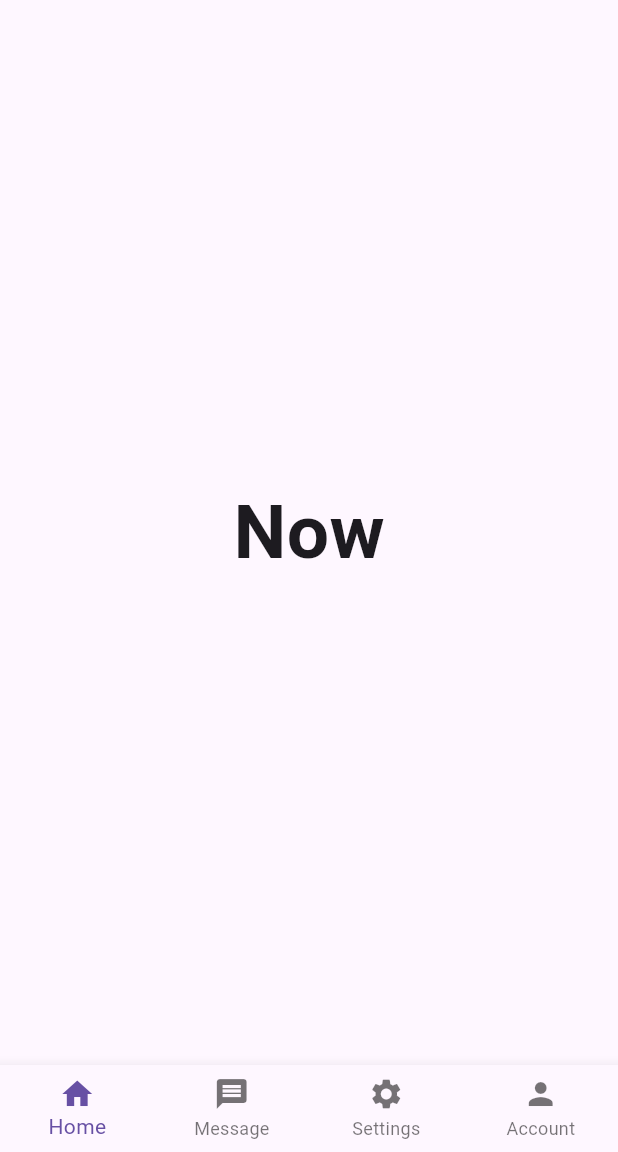
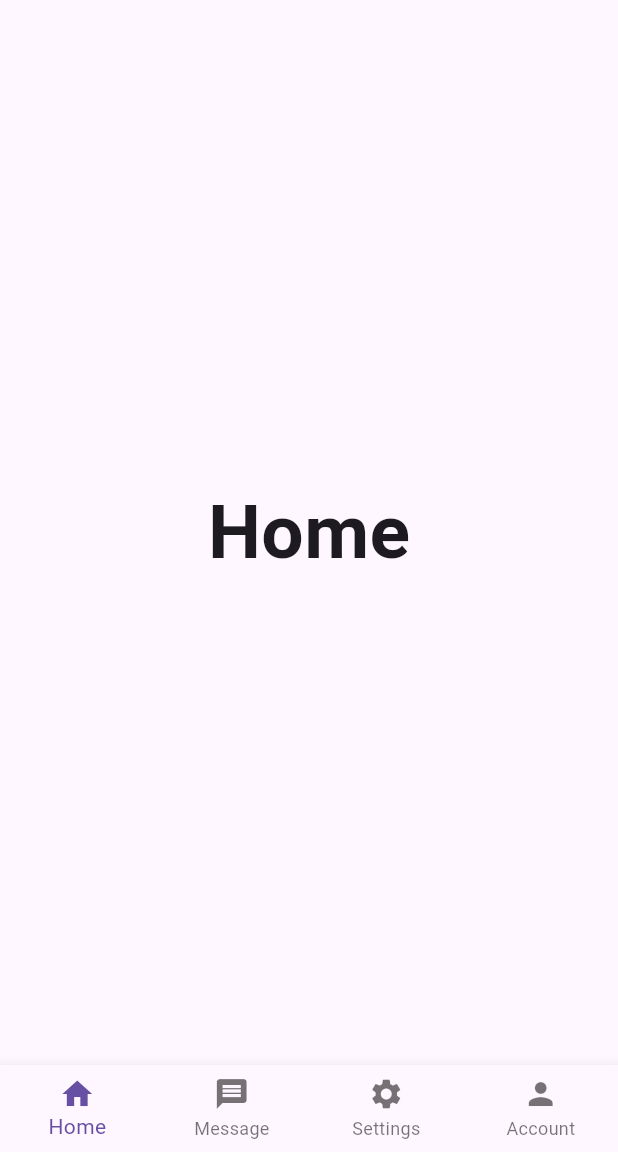
Before and after one commit to saoumiftesham/Pratice, a Flutter app: the screen it shows after launch, on a phone screen of 412 x 824 dp, the part 84-1236 px from its top. Run offline on Flutter 3.47's test engine with Material 3 defaults, Android fonts, the phone set to English and light mode, and no system bars.

Commit message:
make a clean code bottombar and get into those pages

```diff
--- a/lib/bottom_bar.dart
+++ b/lib/bottom_bar.dart
@@ -1,29 +1,18 @@
 import 'package:flutter/material.dart';
 
-class BottomBar extends StatefulWidget {
-  const BottomBar({super.key});
+class BottomBar extends StatelessWidget {
+  final int currentIndex;
+  final ValueChanged<int> onTap;
 
-  @override
-  State<BottomBar> createState() => _BottomBarState();
-}
-
-class _BottomBarState extends State<BottomBar> {
-  int _selectedIndex = 0;
-
-  void _navigationBottomBar(index) {
-    setState(() {
-      _selectedIndex = index;
-    });
-  }
+  const BottomBar({super.key, required this.currentIndex, required this.onTap});
 
   @override
   Widget build(BuildContext context) {
     return BottomNavigationBar(
-      //navbar
-      currentIndex: _selectedIndex,
-      onTap: _navigationBottomBar,
+      currentIndex: currentIndex,
+      onTap: onTap,
       type: BottomNavigationBarType.fixed,
-      items: [
+      items: const [
         BottomNavigationBarItem(icon: Icon(Icons.home), label: "Home"),
         BottomNavigationBarItem(icon: Icon(Icons.message), label: "Message"),
         BottomNavigationBarItem(icon: Icon(Icons.settings), label: "Settings"),
--- a/lib/main.dart
+++ b/lib/main.dart
@@ -1,6 +1,9 @@
 import 'package:flutter/material.dart';
-import 'package:practice_new/body.dart';
 import 'package:practice_new/bottom_bar.dart';
+import 'package:practice_new/pages/account_page.dart';
+import 'package:practice_new/pages/home_page.dart';
+import 'package:practice_new/pages/message_page.dart';
+import 'package:practice_new/pages/settings_page.dart';
 
 void main() => runApp(const MyApp());
 
@@ -12,6 +15,16 @@ class MyApp extends StatefulWidget {
 }
 
 class _MyAppState extends State<MyApp> {
+  int _selectedIndex = 0;
+
+  void _navigationBottomBar(index) {
+    setState(() {
+      _selectedIndex = index;
+    });
+  }
+
+  final List<Widget> _pages = [UserHome(), UserAccount(),UserMessage(),UserSettings()];
+
   @override
   Widget build(BuildContext context) {
     return MaterialApp(
@@ -36,8 +49,11 @@ class _MyAppState extends State<MyApp> {
             ),
           ],
         ),
-        body: Body(),
-        bottomNavigationBar: BottomBar(),
+        body: _pages[_selectedIndex],
+        bottomNavigationBar: BottomBar(
+          currentIndex: _selectedIndex,
+          onTap: _navigationBottomBar,
+        ),
       ),
     );
   }
--- /dev/null
+++ b/lib/pages/home_page.dart
@@ -0,0 +1,15 @@
+import 'package:flutter/material.dart';
+
+class UserHome extends StatelessWidget {
+  const UserHome({super.key});
+
+  @override
+  Widget build(BuildContext context) {
+    return  Center(
+      child: Text(
+        "Home",
+        style: TextStyle(fontSize: 50, fontWeight: FontWeight.bold),
+      ),
+    );
+  }
+}
```
Also changed, not shown: lib/pages/account_page.dart (added, +15 -0 lines), lib/pages/message_page.dart (added, +15 -0 lines), lib/pages/settings_page.dart (added, +15 -0 lines).
